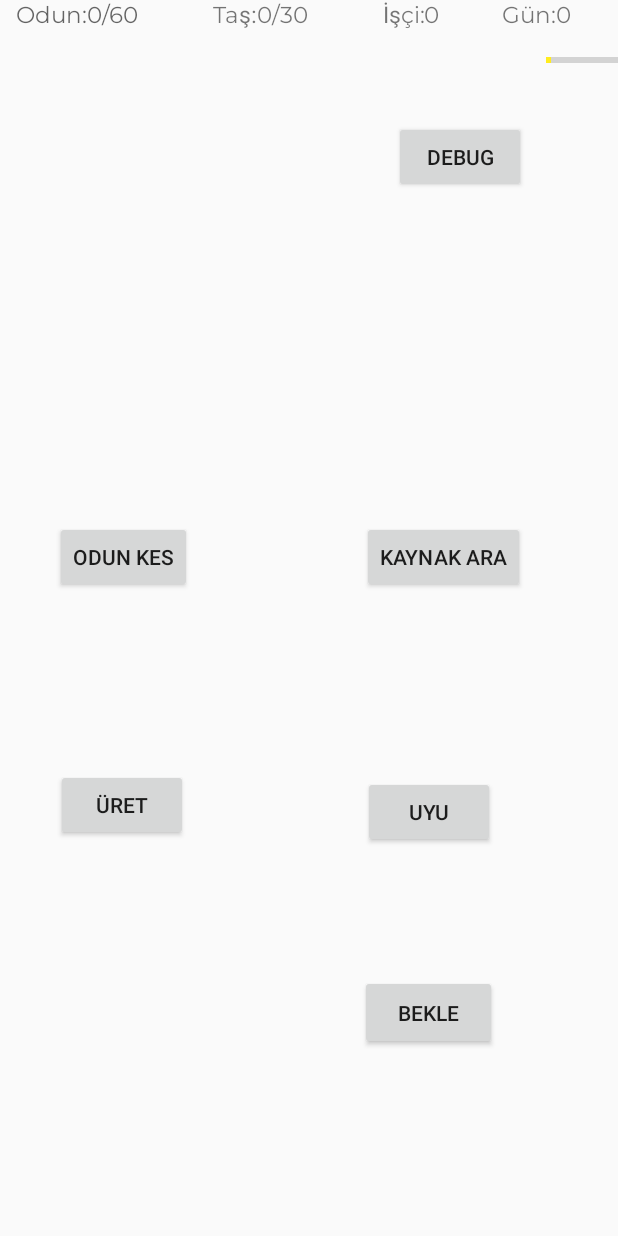
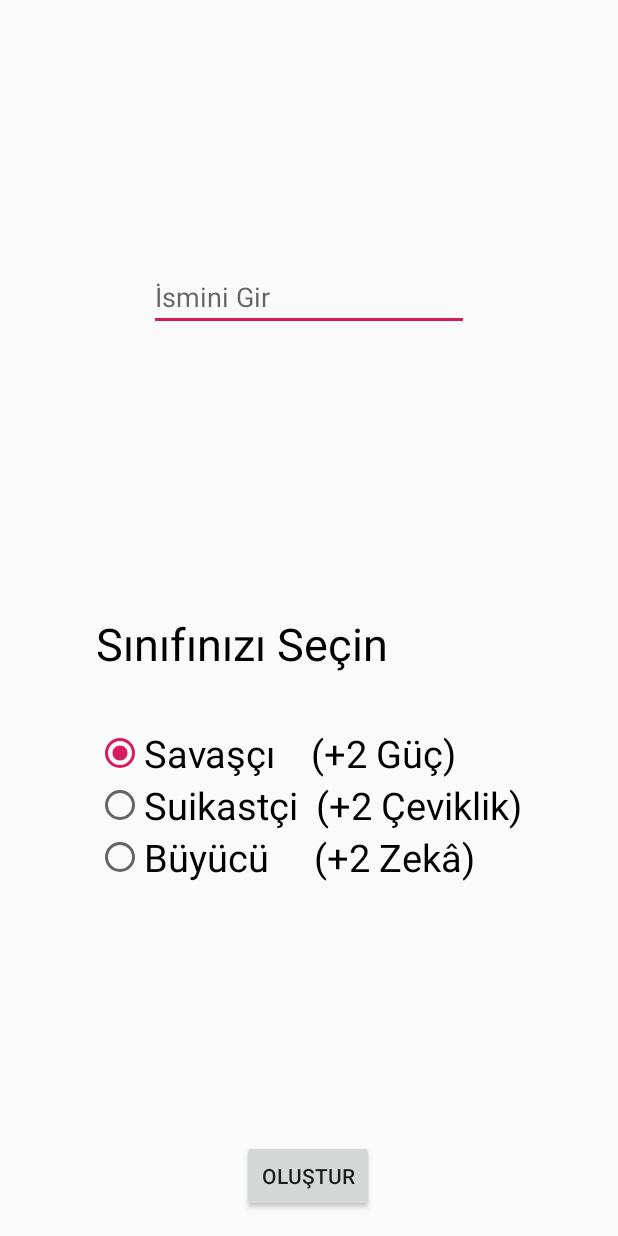
Before and after one commit to mobilproje2019/deneme, an Android app: the screen it shows after launch (anaekran before the commit, olusturma after it), after a tap on "NEW GAME", on a phone screen of 412 x 824 dp. Run offline under Robolectric (Android 15) with nearby library versions, the phone set to English and light mode, and no system bars.

Commit message:
Karakter ismi sınıfı oluşturma Stat ayarlama sayfası Stat sayfasına info kutusu eklencek

```diff
--- a/app/src/main/AndroidManifest.xml
+++ b/app/src/main/AndroidManifest.xml
@@ -9,7 +9,9 @@
         android:roundIcon="@mipmap/ic_launcher_round"
         android:supportsRtl="true"
         android:theme="@style/AppTheme">
-        <activity android:name=".atolye"></activity>
+        <activity android:name=".stat"></activity>
+        <activity android:name=".olusturma" />
+        <activity android:name=".atolye" />
         <activity android:name=".uret" />
         <activity android:name=".anaekran" />
         <activity android:name=".MainActivity">
--- a/app/src/main/java/com/example/deneme/MainActivity.java
+++ b/app/src/main/java/com/example/deneme/MainActivity.java
@@ -18,7 +18,7 @@ public class MainActivity extends AppCompatActivity {
         newgame.setOnClickListener(new View.OnClickListener() {
             @Override
             public void onClick(View view) {
-                Intent anamenu= new Intent(MainActivity.this,anaekran.class);
+                Intent anamenu= new Intent(MainActivity.this,olusturma.class);
                 startActivity(anamenu);
             }
         });
--- /dev/null
+++ b/app/src/main/java/com/example/deneme/olusturma.java
@@ -0,0 +1,63 @@
+package com.example.deneme;
+
+import androidx.appcompat.app.AppCompatActivity;
+
+import android.content.Intent;
+import android.view.View;
+import android.widget.Button;
+import android.widget.RadioButton;
+import android.widget.RadioGroup;
+import android.widget.EditText;
+import android.os.Bundle;
+import android.widget.Toast;
+
+public class olusturma extends AppCompatActivity {
+
+    Button olustur;
+    EditText isim;
+    RadioButton war,asa,mag;
+    RadioGroup r_sinif;
+
+    @Override
+    protected void onCreate(Bundle savedInstanceState) {
+        super.onCreate(savedInstanceState);
+        setContentView(R.layout.activity_olusturma);
+
+        olustur=findViewById(R.id.okey);
+        isim=findViewById(R.id.isim);
+        war=findViewById(R.id.m0);
+        asa=findViewById(R.id.m1);
+        mag=findViewById(R.id.m2);
+        r_sinif=findViewById(R.id.r_sinif);
+
+
+
+        olustur.setOnClickListener(new View.OnClickListener() {
+            @Override
+            public void onClick(View view) {
+                if (isim.getText().toString().trim().length() > 3) {
+                karakter.sinif = r_sinif.getCheckedRadioButtonId();
+                karakter.isim = isim.getText().toString();
+
+                if (war.isChecked())
+                    karakter.stat[0]++;
+
+                else if (asa.isChecked())
+                    karakter.stat[1]++;
+
+                else
+                    karakter.stat[2]++;
+
+                Intent anaekran = new Intent(olusturma.this, stat.class);
+                karakter.point=3;
+                startActivity(anaekran);
+            }
+                else
+                Toast.makeText(olusturma.this,"İsiminiz Minimum 3 karakterden oluşmalı",Toast.LENGTH_SHORT).show();
+            }
+        });
+
+
+
+    }
+}
--- /dev/null
+++ b/app/src/main/res/layout/activity_olusturma.xml
@@ -0,0 +1,77 @@
+<?xml version="1.0" encoding="utf-8"?>
+<androidx.constraintlayout.widget.ConstraintLayout xmlns:android="http://schemas.android.com/apk/res/android"
+    xmlns:app="http://schemas.android.com/apk/res-auto"
+    xmlns:tools="http://schemas.android.com/tools"
+    android:layout_width="match_parent"
+    android:layout_height="match_parent"
+    tools:context=".olusturma">
+
+    <EditText
+        android:id="@+id/isim"
+        style="@style/Widget.AppCompat.Light.AutoCompleteTextView"
+        android:layout_width="wrap_content"
+        android:layout_height="wrap_content"
+        android:ems="10"
+        android:hint="İsmini Gir "
+        android:inputType="textPersonName"
+        app:layout_constraintBottom_toBottomOf="parent"
+        app:layout_constraintEnd_toEndOf="parent"
+        app:layout_constraintStart_toStartOf="parent"
+        app:layout_constraintTop_toTopOf="parent"
+        app:layout_constraintVertical_bias="0.225" />
+
+    <Button
+        android:id="@+id/okey"
+        android:layout_width="wrap_content"
+        android:layout_height="wrap_content"
+        android:layout_marginBottom="16dp"
+        android:text="Oluştur"
+        app:layout_constraintBottom_toBottomOf="parent"
+        app:layout_constraintEnd_toEndOf="@+id/isim"
+        app:layout_constraintHorizontal_bias="0.496"
+        app:layout_constraintStart_toStartOf="@+id/isim" />
+
+    <RadioGroup
+        android:id="@+id/r_sinif"
+        android:layout_width="wrap_content"
+        android:layout_height="wrap_content"
+        android:layout_marginTop="16dp"
+        android:checkedButton="@id/m0"
+        app:layout_constraintBottom_toTopOf="@+id/okey"
+        app:layout_constraintEnd_toEndOf="@+id/isim"
+        app:layout_constraintStart_toStartOf="@+id/isim"
+        app:layout_constraintTop_toBottomOf="@+id/isim">
+
+        <TextView
+            android:id="@+id/textView"
+            android:layout_width="match_parent"
+            android:layout_height="wrap_content"
+            android:text="Sınıfınızı Seçin\n"
+            android:textColor="@android:color/black"
+            android:textSize="30sp" />
+
+        <RadioButton
+            android:id="@+id/m0"
+            style="@android:style/Widget.Holo.Light.CompoundButton.RadioButton"
+            android:layout_width="match_parent"
+            android:layout_height="wrap_content"
+            android:text="Savaşçı    (+2 Güç)"
+            android:textSize="25sp" />
+
+        <RadioButton
+            android:id="@+id/m1"
+            style="@android:style/Widget.Holo.Light.CompoundButton.RadioButton"
+            android:layout_width="match_parent"
+            android:layout_height="wrap_content"
+            android:text="Suikastçi  (+2 Çeviklik)"
+            android:textSize="25sp" />
+
+        <RadioButton
+            android:id="@+id/m2"
+            style="@android:style/Widget.Holo.Light.CompoundButton.RadioButton"
+            android:layout_width="match_parent"
+            android:layout_height="wrap_content"
+            android:text="Büyücü     (+2 Zekâ)"
+            android:textSize="25sp" />
+    </RadioGroup>
+</androidx.constraintlayout.widget.ConstraintLayout>
```
Also changed, not shown: app/src/main/java/com/example/deneme/karakter.java (added, +12 -0 lines), app/src/main/java/com/example/deneme/stat.java (added, +149 -0 lines), app/src/main/res/layout/activity_stat.xml (added, +171 -0 lines).
